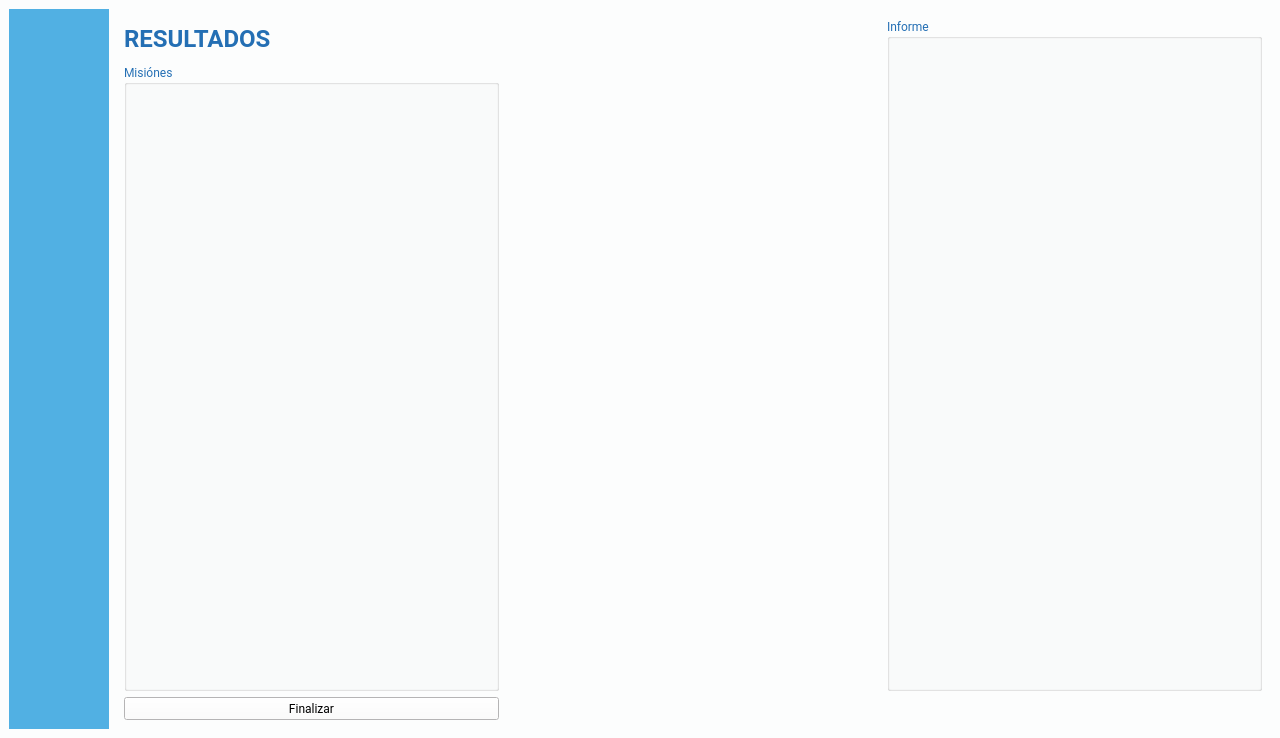
Before: the Qt Designer form GUI_V1/diseño.ui in MateoBarrera/TG_DroneFacade, drawn with Qt 5.
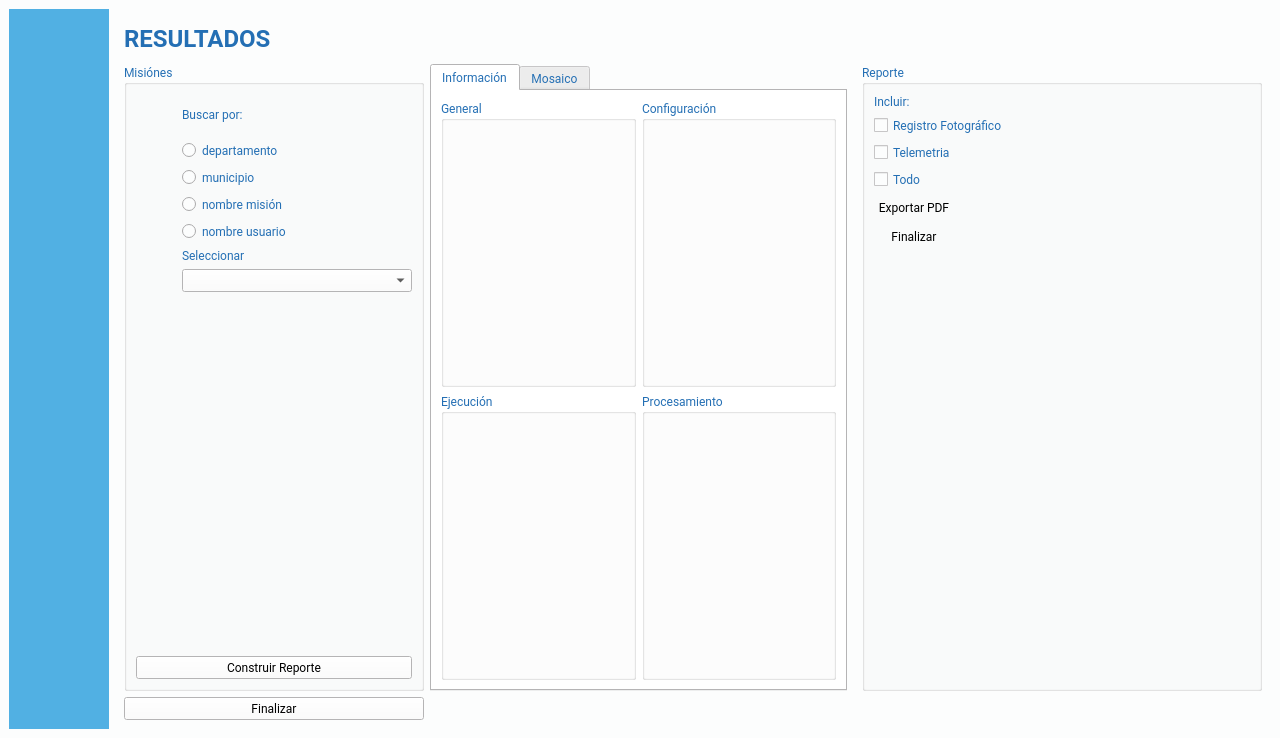
After: the same form once the commit is applied. The open tabs and pages were chosen to show the change. Icons and pictures are not drawn. Custom widgets are drawn as their Qt base class.

```diff
--- a/GUI_V1/diseño.ui
+++ b/GUI_V1/diseño.ui
@@ -5004,58 +5004,7 @@
          </layout>
         </widget>
         <widget class="QWidget" name="page">
-         <layout class="QGridLayout" name="gridLayout_23">
-          <item row="0" column="0" colspan="2">
-           <widget class="QLabel" name="label_37">
-            <property name="minimumSize">
-             <size>
-              <width>0</width>
-              <height>40</height>
-             </size>
-            </property>
-            <property name="maximumSize">
-             <size>
-              <width>16777215</width>
-              <height>40</height>
-             </size>
-            </property>
-            <property name="font">
-             <font>
-              <pointsize>18</pointsize>
-              <weight>75</weight>
-              <italic>false</italic>
-              <bold>true</bold>
-             </font>
-            </property>
-            <property name="text">
-             <string>RESULTADOS</string>
-            </property>
-            <property name="alignment">
-             <set>Qt::AlignLeading|Qt::AlignLeft|Qt::AlignVCenter</set>
-            </property>
-           </widget>
-          </item>
-          <item row="0" column="2" rowspan="2">
-           <widget class="QGroupBox" name="groupBox_14">
-            <property name="title">
-             <string>Informe</string>
-            </property>
-           </widget>
-          </item>
-          <item row="1" column="0">
-           <widget class="QGroupBox" name="groupBox_15">
-            <property name="title">
-             <string>Misiónes </string>
-            </property>
-           </widget>
-          </item>
-          <item row="2" column="0">
-           <widget class="QPushButton" name="inicioButton_2">
-            <property name="text">
-             <string>Finalizar</string>
-            </property>
-           </widget>
-          </item>
+         <layout class="QGridLayout" name="gridLayout_80">
           <item row="2" column="1" colspan="2">
            <layout class="QHBoxLayout" name="horizontalLayout_5">
             <item>
@@ -5105,6 +5054,352 @@
             </item>
            </layout>
           </item>
+          <item row="1" column="0" colspan="2">
+           <widget class="QWidget" name="widget_2" native="true">
+            <layout class="QGridLayout" name="gridLayout_81">
+             <property name="leftMargin">
+              <number>0</number>
+             </property>
+             <property name="topMargin">
+              <number>0</number>
+             </property>
+             <property name="bottomMargin">
+              <number>0</number>
+             </property>
+             <item row="1" column="0" rowspan="2">
+              <widget class="QGroupBox" name="groupBox_63">
+               <property name="minimumSize">
+                <size>
+                 <width>300</width>
+                 <height>0</height>
+                </size>
+               </property>
+               <property name="title">
+                <string>Misiónes </string>
+               </property>
+               <layout class="QGridLayout" name="gridLayout_78">
+                <item row="0" column="1" colspan="3">
+                 <widget class="QLabel" name="label_136">
+                  <property name="text">
+                   <string>Buscar por:</string>
+                  </property>
+                 </widget>
+                </item>
+                <item row="3" column="1" colspan="3">
+                 <widget class="QRadioButton" name="radioButton_32">
+                  <property name="text">
+                   <string>nombre misión</string>
+                  </property>
+                 </widget>
+                </item>
+                <item row="5" column="0">
+                 <widget class="QLabel" name="label_137">
+                  <property name="maximumSize">
+                   <size>
+                    <width>40</width>
+                    <height>40</height>
+                   </size>
+                  </property>
+                  <property name="text">
+                   <string/>
+                  </property>
+                  <property name="pixmap">
+                   <pixmap resource="imagenes.qrc">:/resultados/Imagenes/PackIconos/resultados/ic_cloud_download.png</pixmap>
+                  </property>
+                  <property name="scaledContents">
+                   <bool>true</bool>
+                  </property>
+                 </widget>
+                </item>
+                <item row="9" column="2">
+                 <spacer name="verticalSpacer_35">
+                  <property name="orientation">
+                   <enum>Qt::Vertical</enum>
+                  </property>
+                  <property name="sizeHint" stdset="0">
+                   <size>
+                    <width>20</width>
+                    <height>40</height>
+                   </size>
+                  </property>
+                 </spacer>
+                </item>
+                <item row="2" column="1" colspan="3">
+                 <widget class="QRadioButton" name="radioButton_33">
+                  <property name="text">
+                   <string>municipio</string>
+                  </property>
+                 </widget>
+                </item>
+                <item row="1" column="1" colspan="3">
+                 <widget class="QRadioButton" name="resulDepradioButton_2">
+                  <property name="text">
+                   <string>departamento</string>
+                  </property>
+                 </widget>
+                </item>
+                <item row="0" column="0">
+                 <widget class="QLabel" name="label_138">
+                  <property name="minimumSize">
+                   <size>
+                    <width>40</width>
+                    <height>40</height>
+                   </size>
+                  </property>
+                  <property name="maximumSize">
+                   <size>
+                    <width>40</width>
+                    <height>40</height>
+                   </size>
+                  </property>
+                  <property name="text">
+                   <string/>
+                  </property>
+                  <property name="pixmap">
+                   <pixmap resource="imagenes.qrc">:/resultados/Imagenes/PackIconos/resultados/ic_pageview.png</pixmap>
+                  </property>
+                  <property name="scaledContents">
+                   <bool>true</bool>
+                  </property>
+                 </widget>
+                </item>
+                <item row="5" column="1" colspan="3">
+                 <widget class="QLabel" name="label_139">
+                  <property name="text">
+                   <string>Seleccionar</string>
+                  </property>
+                 </widget>
+                </item>
+                <item row="4" column="1" colspan="3">
+                 <widget class="QRadioButton" name="radioButton_35">
+                  <property name="text">
+                   <string>nombre usuario</string>
+                  </property>
+                 </widget>
+                </item>
+                <item row="7" column="1" colspan="3">
+                 <widget class="QComboBox" name="comboBox_11"/>
+                </item>
+                <item row="10" column="0" colspan="4">
+                 <widget class="QPushButton" name="pushButton_8">
+                  <property name="text">
+                   <string>Construir Reporte</string>
+                  </property>
+                  <property name="icon">
+                   <iconset resource="imagenes.qrc">
+                    <normaloff>:/resultados/Imagenes/PackIconos/resultados/ic_note_add.png</normaloff>:/resultados/Imagenes/PackIconos/resultados/ic_note_add.png</iconset>
+                  </property>
+                  <property name="iconSize">
+                   <size>
+                    <width>32</width>
+                    <height>32</height>
+                   </size>
+                  </property>
+                 </widget>
+                </item>
+                <item row="9" column="0" colspan="2">
+                 <widget class="QWidget" name="widget" native="true"/>
+                </item>
+               </layout>
+              </widget>
+             </item>
+             <item row="1" column="1" rowspan="2">
+              <widget class="QTabWidget" name="tabWidget_7">
+               <property name="currentIndex">
+                <number>0</number>
+               </property>
+               <widget class="QWidget" name="tab_22">
+                <attribute name="title">
+                 <string>Información</string>
+                </attribute>
+                <layout class="QGridLayout" name="gridLayout_79">
+                 <item row="1" column="2" colspan="2">
+                  <widget class="QGroupBox" name="groupBox_64">
+                   <property name="title">
+                    <string>Procesamiento</string>
+                   </property>
+                  </widget>
+                 </item>
+                 <item row="0" column="0" colspan="2">
+                  <widget class="QGroupBox" name="groupBox_65">
+                   <property name="title">
+                    <string>General</string>
+                   </property>
+                  </widget>
+                 </item>
+                 <item row="0" column="2" colspan="2">
+                  <widget class="QGroupBox" name="groupBox_66">
+                   <property name="title">
+                    <string>Configuración</string>
+                   </property>
+                  </widget>
+                 </item>
+                 <item row="1" column="0" colspan="2">
+                  <widget class="QGroupBox" name="groupBox_67">
+                   <property name="title">
+                    <string>Ejecución</string>
+                   </property>
+                  </widget>
+                 </item>
+                </layout>
+               </widget>
+               <widget class="QWidget" name="tab_23">
+                <attribute name="title">
+                 <string>Mosaico</string>
+                </attribute>
+               </widget>
+              </widget>
+             </item>
+            </layout>
+           </widget>
+          </item>
+          <item row="2" column="0">
+           <widget class="QPushButton" name="pushButton_9">
+            <property name="maximumSize">
+             <size>
+              <width>300</width>
+              <height>16777215</height>
+             </size>
+            </property>
+            <property name="text">
+             <string>Finalizar</string>
+            </property>
+           </widget>
+          </item>
+          <item row="0" column="0" colspan="3">
+           <widget class="QLabel" name="label_135">
+            <property name="minimumSize">
+             <size>
+              <width>0</width>
+              <height>40</height>
+             </size>
+            </property>
+            <property name="maximumSize">
+             <size>
+              <width>16777215</width>
+              <height>40</height>
+             </size>
+            </property>
+            <property name="font">
+             <font>
+              <pointsize>18</pointsize>
+              <weight>75</weight>
+              <italic>false</italic>
+              <bold>true</bold>
+             </font>
+            </property>
+            <property name="text">
+             <string>RESULTADOS</string>
+            </property>
+            <property name="alignment">
+             <set>Qt::AlignLeading|Qt::AlignLeft|Qt::AlignVCenter</set>
+            </property>
+           </widget>
+          </item>
+          <item row="1" column="2">
+           <widget class="QGroupBox" name="groupBox_68">
+            <property name="minimumSize">
+             <size>
+              <width>400</width>
+              <height>0</height>
+             </size>
+            </property>
+            <property name="maximumSize">
+             <size>
+              <width>400</width>
+              <height>16777215</height>
+             </size>
+            </property>
+            <property name="title">
+             <string>Reporte</string>
+            </property>
+            <layout class="QFormLayout" name="formLayout">
+             <item row="0" column="0">
+              <widget class="QLabel" name="label_140">
+               <property name="text">
+                <string>Incluir:</string>
+               </property>
+              </widget>
+             </item>
+             <item row="1" column="0">
+              <widget class="QCheckBox" name="checkBox_2">
+               <property name="text">
+                <string>Registro Fotográfico</string>
+               </property>
+              </widget>
+             </item>
+             <item row="2" column="0">
+              <widget class="QCheckBox" name="checkBox_36">
+               <property name="text">
+                <string>Telemetria</string>
+               </property>
+               <attribute name="buttonGroup">
+                <string notr="true">buttonGroup_3</string>
+               </attribute>
+              </widget>
+             </item>
+             <item row="3" column="0">
+              <widget class="QCheckBox" name="checkBox_34">
+               <property name="text">
+                <string>Todo</string>
+               </property>
+               <attribute name="buttonGroup">
+                <string notr="true">buttonGroup_3</string>
+               </attribute>
+              </widget>
+             </item>
+             <item row="4" column="0">
+              <widget class="QPushButton" name="pushButton_10">
+               <property name="sizePolicy">
+                <sizepolicy hsizetype="Minimum" vsizetype="Fixed">
+                 <horstretch>1</horstretch>
+                 <verstretch>0</verstretch>
+                </sizepolicy>
+               </property>
+               <property name="layoutDirection">
+                <enum>Qt::LeftToRight</enum>
+               </property>
+               <property name="text">
+                <string>Exportar PDF</string>
+               </property>
+               <property name="icon">
+                <iconset resource="imagenes.qrc">
+                 <normaloff>:/resultados/Imagenes/PackIconos/resultados/ic_archive.png</normaloff>:/resultados/Imagenes/PackIconos/resultados/ic_archive.png</iconset>
+               </property>
+               <property name="iconSize">
+                <size>
+                 <width>32</width>
+                 <height>32</height>
+                </size>
+               </property>
+               <property name="flat">
+                <bool>true</bool>
+               </property>
+              </widget>
+             </item>
+             <item row="5" column="0">
+              <widget class="QPushButton" name="pushButton_11">
+               <property name="text">
+                <string>Finalizar</string>
+               </property>
+               <property name="icon">
+                <iconset resource="imagenes.qrc">
+                 <normaloff>:/incio/Imagenes/PackIconos/inicio/ic_home_blue.png</normaloff>:/incio/Imagenes/PackIconos/inicio/ic_home_blue.png</iconset>
+               </property>
+               <property name="iconSize">
+                <size>
+                 <width>32</width>
+                 <height>32</height>
+                </size>
+               </property>
+               <property name="flat">
+                <bool>true</bool>
+               </property>
+              </widget>
+             </item>
+            </layout>
+           </widget>
+          </item>
          </layout>
         </widget>
        </widget>
```
Left out of the diff: 389 changed lines with no effect on the pictures.
